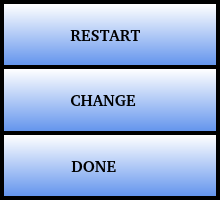
Before: the Qt Designer form ui/TimerDialog.ui in UnexplodedMinds/Stratofier, drawn with Qt 5.
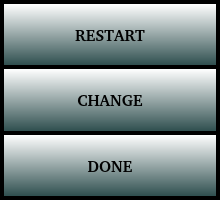
After: the same form once the commit is applied. Icons and pictures are not drawn.

```diff
--- a/ui/TimerDialog.ui
+++ b/ui/TimerDialog.ui
@@ -106,11 +106,10 @@
   <property name="styleSheet">
    <string notr="true">QPushButton
 {
-     border: none;
-     background-color: qlineargradient( x1:0, y1:0, x2:0, y2:1, stop: 0 white, stop:1 CornflowerBlue );
-     margin: 2px;
+	border: none;
+	background-color: qlineargradient( x1:0, y1:0, x2:0, y2:1, stop: 0 white, stop:1 DarkSlateGray );
+	margin: 2px;
 }
-
 QPushButton::pressed
 {
      border: none;
@@ -155,17 +154,7 @@
       <bool>false</bool>
      </property>
      <property name="text">
-      <string>RESTART  </string>
-     </property>
-     <property name="icon">
-      <iconset resource="../AHRSResources.qrc">
-       <normaloff>:/icons/resources/Reset.png</normaloff>:/icons/resources/Reset.png</iconset>
-     </property>
-     <property name="iconSize">
-      <size>
-       <width>32</width>
-       <height>32</height>
-      </size>
+      <string>RESTART</string>
      </property>
      <property name="autoDefault">
       <bool>false</bool>
@@ -192,18 +181,12 @@
       <bool>false</bool>
      </property>
      <property name="text">
-      <string>CHANGE   </string>
+      <string>CHANGE</string>
      </property>
      <property name="icon">
       <iconset resource="../AHRSResources.qrc">
        <normaloff>:/icons/resources/Timer.png</normaloff>:/icons/resources/Timer.png</iconset>
      </property>
-     <property name="iconSize">
-      <size>
-       <width>32</width>
-       <height>32</height>
-      </size>
-     </property>
      <property name="autoDefault">
       <bool>false</bool>
      </property>
@@ -229,17 +212,7 @@
       <bool>false</bool>
      </property>
      <property name="text">
-      <string>DONE       </string>
-     </property>
-     <property name="icon">
-      <iconset resource="../AHRSResources.qrc">
-       <normaloff>:/icons/resources/OK.png</normaloff>:/icons/resources/OK.png</iconset>
-     </property>
-     <property name="iconSize">
-      <size>
-       <width>32</width>
-       <height>32</height>
-      </size>
+      <string>DONE</string>
      </property>
      <property name="autoDefault">
       <bool>false</bool>
```
Left out of the diff: 8 changed lines with no effect on the pictures.
